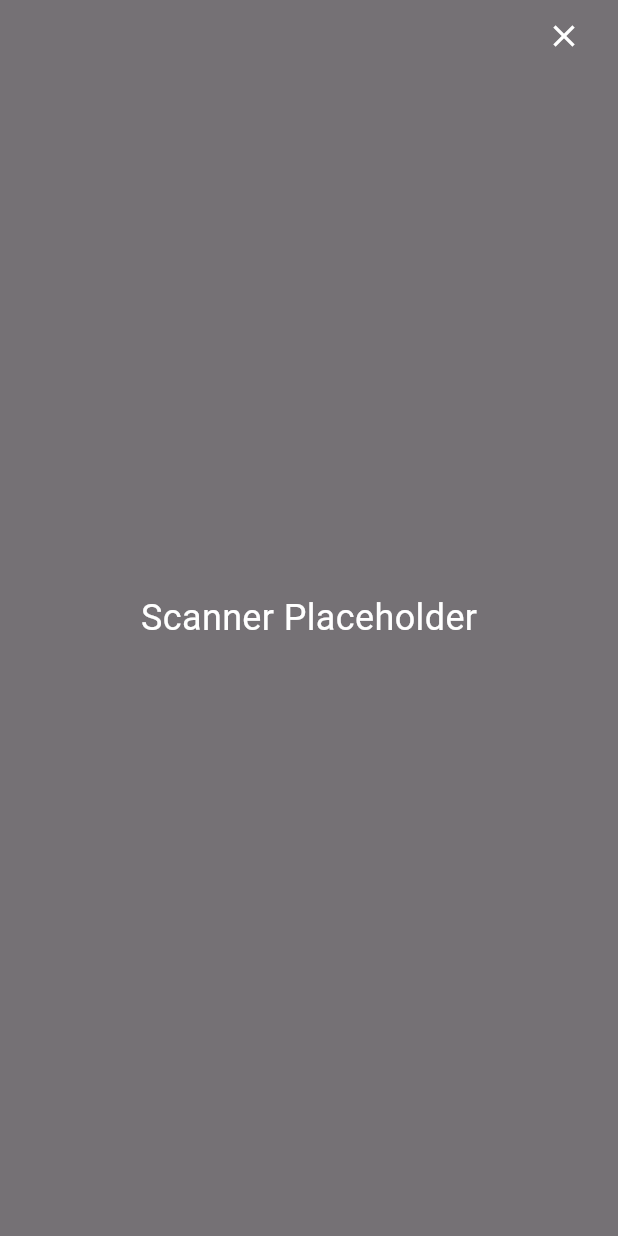
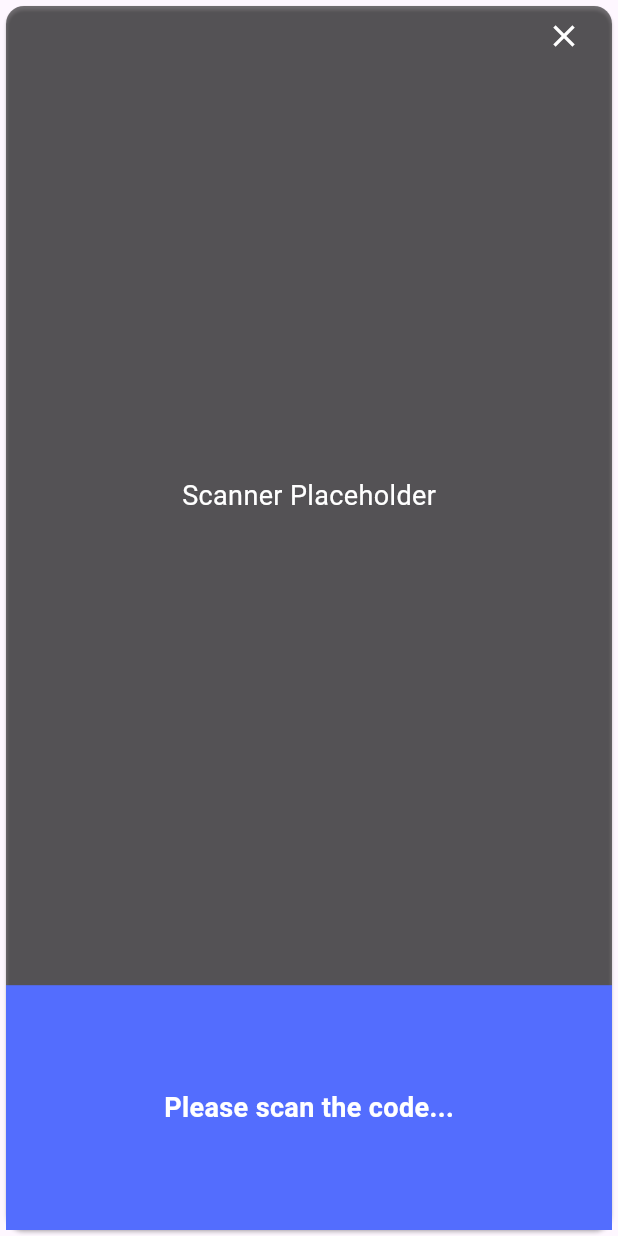
Before and after one commit to N3WJourney/ScannerApp, a Flutter app: the MyMobileScan widget shown alone on an empty page, opened directly, on a phone screen of 412 x 824 dp. Run offline on Flutter 3.47's test engine with Material 3 defaults, Android fonts, the phone set to English and light mode, and no system bars; our stand-ins replace barcode_widget; missing offline and left inert: mobile_scanner.

Commit message:
scanner design

```diff
--- a/scan_inv/lib/pages/mobile_scan.dart
+++ b/scan_inv/lib/pages/mobile_scan.dart
@@ -17,15 +17,43 @@ class _MyMobileScanState extends State<MyMobileScan> {
     return Stack(
       fit: StackFit.expand,
       children: [
-        Container(
-          width: 500,
-          height: 500,
+        Card(
           color: Colors.black54,
-          child: const Center(
-            child: Text(
-              'Scanner Placeholder',
-              style: TextStyle(color: Colors.white, fontSize: 24),
-            ),
+          child: Column(
+            children: [
+              Expanded(
+                flex: 4,
+                child: /*MobileScanner(
+                  onDetect: (capture) {
+                    final Barcode barcodes = capture.barcodes.first;
+                    setState(() {
+                      barCode = barcodes.rawValue ?? '---';
+                    });
+                  },
+                ),*/
+                    const Center(
+                  child: Text(
+                    'Scanner Placeholder',
+                    style: TextStyle(color: Colors.white, fontSize: 18),
+                  ),
+                ),
+              ),
+              Expanded(
+                flex: 1,
+                child: Container(
+                  color: Colors.indigoAccent,
+                  alignment: Alignment.center,
+                  child: Text(
+                    barCode,
+                    style: const TextStyle(
+                      color: Colors.white,
+                      fontSize: 18,
+                      fontWeight: FontWeight.bold,
+                    ),
+                  ),
+                ),
+              ),
+            ],
           ),
         ),
         Positioned(
```
